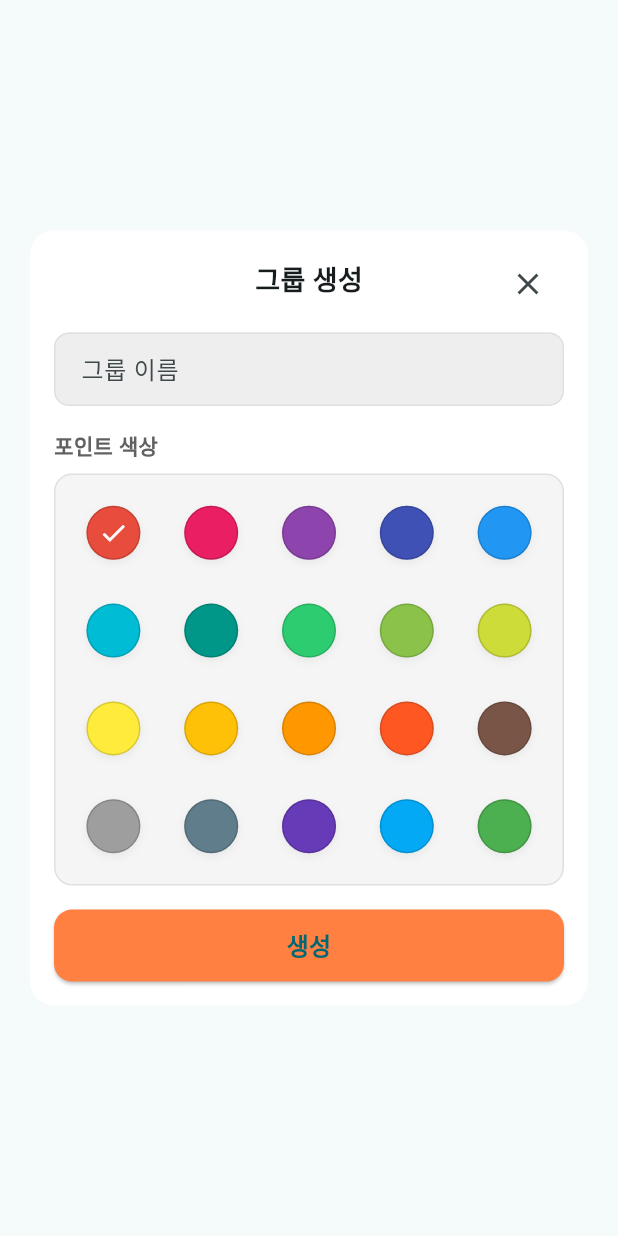
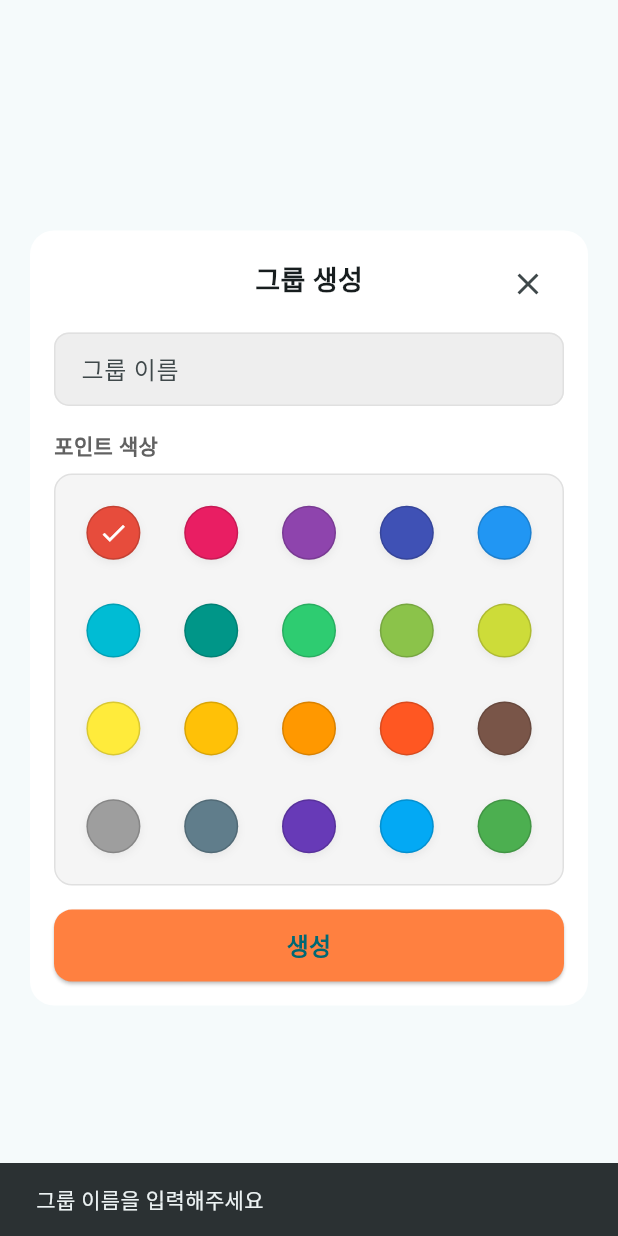
Before and after one commit to bebiv0212/ar_travel_diary_app, a Flutter app: the GroupCreateBtn widget shown alone on an empty page, opened directly, after a tap on "생성", on a phone screen of 412 x 824 dp. Run offline on Flutter 3.47's test engine with Material 3 defaults, Android fonts, the light colour scheme and no system bars; our stand-ins replace flutter_secure_storage, geolocator; missing offline and left inert: kakao_map_plugin; accounts and stored records are empty.

Commit message:
기능명세서? 추가 코드

```diff
--- a/lib/widgets/profile_widgets/group_create_btn.dart
+++ b/lib/widgets/profile_widgets/group_create_btn.dart
@@ -18,7 +18,7 @@ class _GroupCreateBtnState extends State<GroupCreateBtn> {
   final _nameCtrl = TextEditingController();
   int _selected = 0;
 
-  // 사진처럼 20개 팔레트 (원하면 자유롭게 수정)
+  // 팔레트 (원하면 수정)
   static const _palette = <Color>[
     Color(0xFFE74C3C), // red
     Color(0xFFE91E63), // pink
@@ -49,22 +49,21 @@ class _GroupCreateBtnState extends State<GroupCreateBtn> {
   }
 
   void _submit() {
-    // final name = _nameCtrl.text.trim();
-    // if (name.isEmpty) {
-    //   ScaffoldMessenger.of(context).showSnackBar(
-    //     const SnackBar(content: Text('그룹 이름을 입력해주세요')),
-    //   );
-    //   return;
-    // }
-    // Navigator.of(context).pop(
-    //   GroupCreateResult(name: name, color: _palette[_selected]),
-    // );
-    debugPrint('생성 버튼 클릭');
+    final name = _nameCtrl.text.trim();
+    if (name.isEmpty) {
+      ScaffoldMessenger.of(context).showSnackBar(
+        const SnackBar(content: Text('그룹 이름을 입력해주세요')),
+      );
+      return;
+    }
+    // 다이얼로그 닫으면서 값 반환
+    Navigator.of(context, rootNavigator: true).pop(
+      GroupCreateResult(name: name, color: _palette[_selected]),
+    );
   }
 
   @override
   Widget build(BuildContext context) {
-    // 중앙 모달(Dialog) 스타일
     return Dialog(
       insetPadding: const EdgeInsets.symmetric(horizontal: 20, vertical: 24),
       backgroundColor: Colors.white,
@@ -80,7 +79,7 @@ class _GroupCreateBtnState extends State<GroupCreateBtn> {
           child: Column(
             mainAxisSize: MainAxisSize.min,
             children: [
-              // 상단 타이틀 + X 버튼
+              // 상단 타이틀 + 닫기
               Stack(
                 children: [
                   const Align(
@@ -104,7 +103,7 @@ class _GroupCreateBtnState extends State<GroupCreateBtn> {
               ),
               const SizedBox(height: 8),
 
-              // 그룹 이름 입력 (회색 배경 느낌)
+              // 그룹 이름
               TextField(
                 controller: _nameCtrl,
                 decoration: InputDecoration(
@@ -126,7 +125,6 @@ class _GroupCreateBtnState extends State<GroupCreateBtn> {
                   contentPadding: const EdgeInsets.symmetric(horizontal: 14, vertical: 12),
                 ),
                 textInputAction: TextInputAction.next,
-                onSubmitted: (_) {}, // 필요 시
               ),
               const SizedBox(height: 16),
 
@@ -144,7 +142,7 @@ class _GroupCreateBtnState extends State<GroupCreateBtn> {
               ),
               const SizedBox(height: 8),
 
-              // 색상 선택 박스 (연한 배경 카드)
+              // 색상 팔레트
               Container(
                 width: double.infinity,
                 padding: const EdgeInsets.all(12),
@@ -200,14 +198,14 @@ class _GroupCreateBtnState extends State<GroupCreateBtn> {
               ),
               const SizedBox(height: 16),
 
-              // 생성 버튼 (오렌지 톤)
+              // 생성 버튼
               SizedBox(
                 height: 48,
                 width: double.infinity,
                 child: ElevatedButton(
                   onPressed: _submit,
                   style: ElevatedButton.styleFrom(
-                    backgroundColor: Color(0xFFFF8040), // 원하는 오렌지
+                    backgroundColor: const Color(0xFFFF8040),
                     shape: RoundedRectangleBorder(borderRadius: BorderRadius.circular(12)),
                   ),
                   child: const Text(
```
Also changed, not shown: lib/api/group_api.dart (added, +67 -0 lines), lib/widgets/profile_widgets/group_add_btn.dart (+25 -17 lines).
